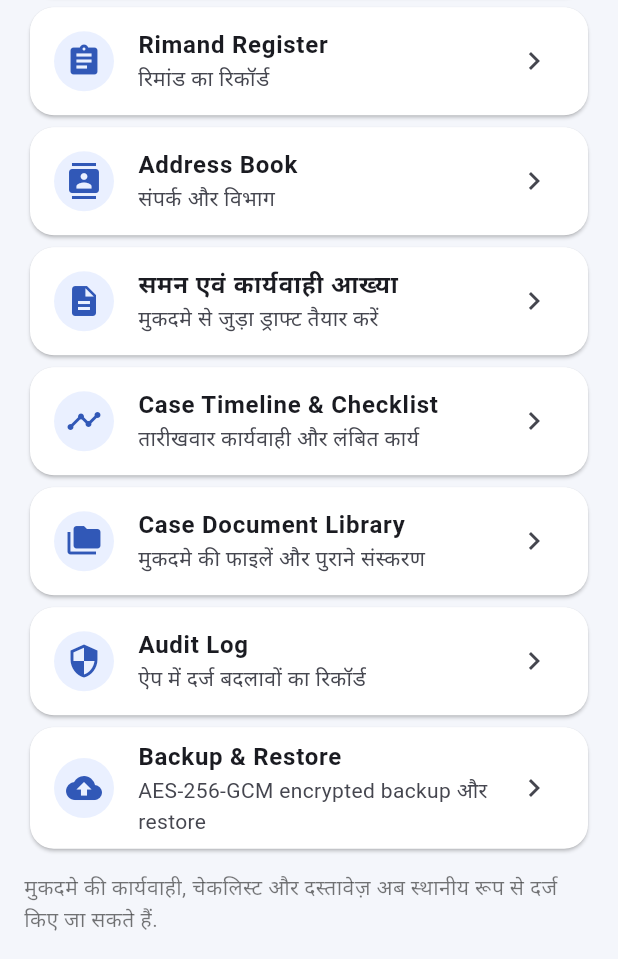
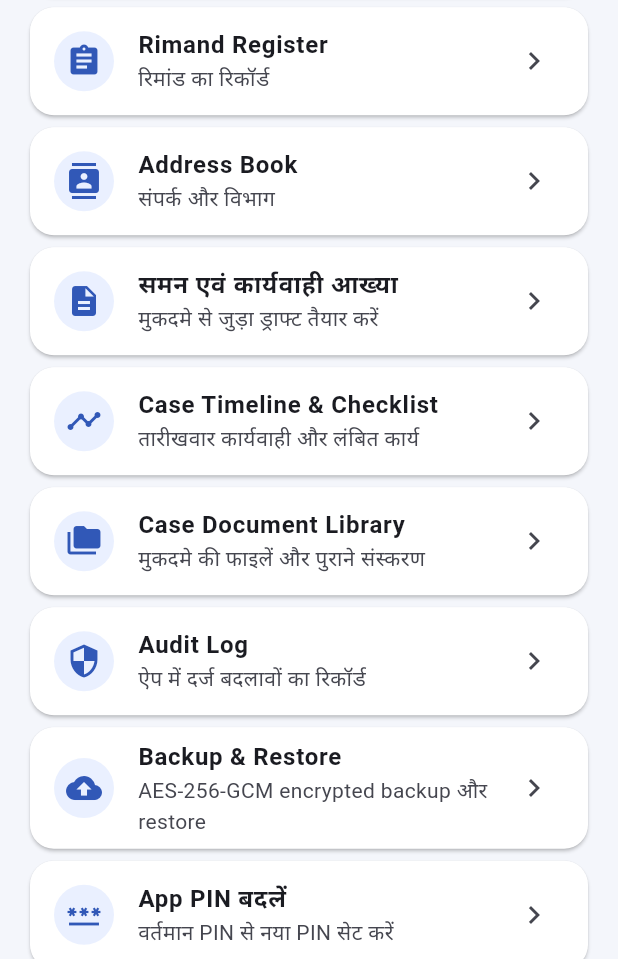
Before and after one commit to cho1930lko-hub/Court-case-manager-, a Flutter app: the HomeScreen screen opened directly, scrolled down 650 dp, on a phone screen of 412 x 824 dp, the part 277-1236 px from its top. Run offline on Flutter 3.47's test engine with Material 3 defaults, Android fonts, the phone set to English and light mode, and no system bars; our stand-ins replace file_picker, flutter_secure_storage, sqflite_sqlcipher; missing offline and left inert: cryptography; accounts and stored records are empty.

Commit message:
Connect authenticated PIN change screen

```diff
--- a/mobile_app/lib/main.dart
+++ b/mobile_app/lib/main.dart
@@ -7,6 +7,7 @@ import 'screens/case_activity_screen.dart';
 import 'screens/case_documents_screen.dart';
 import 'screens/audit_log_screen.dart';
 import 'screens/backup_screen.dart';
+import 'screens/change_pin_screen.dart';
 import 'services/app_lock_service.dart';
 
 void main() async {
@@ -262,6 +263,7 @@ class _HomeScreenState extends State<HomeScreen> {
               _ModuleTile(icon: Icons.folder_copy, title: 'Case Document Library', subtitle: 'मुकदमे की फाइलें और पुराने संस्करण', onTap: () => Navigator.push(context, MaterialPageRoute(builder: (_) => const CaseDocumentsScreen()))),
               _ModuleTile(icon: Icons.security, title: 'Audit Log', subtitle: 'ऐप में दर्ज बदलावों का रिकॉर्ड', onTap: () => Navigator.push(context, MaterialPageRoute(builder: (_) => const AuditLogScreen()))),
               _ModuleTile(icon: Icons.backup, title: 'Backup & Restore', subtitle: 'AES-256-GCM encrypted backup और restore', onTap: () => Navigator.push(context, MaterialPageRoute(builder: (_) => const BackupScreen()))),
+              _ModuleTile(icon: Icons.password, title: 'App PIN बदलें', subtitle: 'वर्तमान PIN से नया PIN सेट करें', onTap: () => Navigator.push(context, MaterialPageRoute(builder: (_) => const ChangePinScreen()))),
               const SizedBox(height: 12),
               const Text('मुकदमे की कार्यवाही, चेकलिस्ट और दस्तावेज़ अब स्थानीय रूप से दर्ज किए जा सकते हैं.',
                   style: TextStyle(color: Colors.black54)),
```
